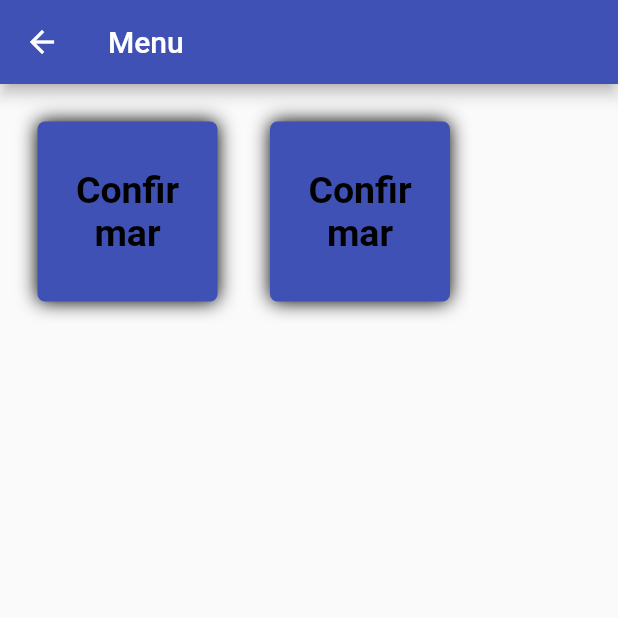
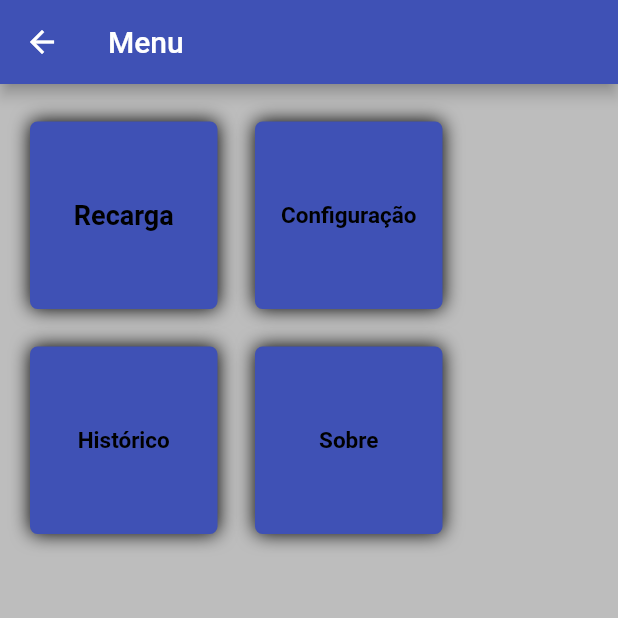
Before and after one commit to beliciobcardoso-zz/app_ticketsbus, a Flutter app: the MyMenu screen opened directly, on a phone screen of 412 x 824 dp, the top half of it. Run offline on Flutter 3.47's test engine with Material 2 defaults, Android fonts, the phone set to English and light mode, and no system bars; our stand-ins replace flutter_masked_text.

Commit message:
finalizado o menu

```diff
--- a/lib/pages/MyMenu.dart
+++ b/lib/pages/MyMenu.dart
@@ -1,4 +1,8 @@
 import 'package:flutter/material.dart';
+import 'Recarga.dart';
+import 'Config.dart';
+import 'Sobre.dart';
+import 'historico.dart';
 
 class MyMenu extends StatelessWidget {
   @override
@@ -8,6 +12,7 @@ class MyMenu extends StatelessWidget {
         title: Text("Menu"),
       ),
       body: Container(
+        color: Colors.grey[400],
         child: Column(
           children: <Widget>[
             Container(
@@ -15,13 +20,13 @@ class MyMenu extends StatelessWidget {
               child: Row(
                 children: <Widget>[
                   Container(
-                    margin: EdgeInsets.only(top: 25, left: 25, right: 10),
+                    margin: EdgeInsets.only(top: 25, left: 20, right: 10),
                     child: Column(
                       children: <Widget>[
                         Container(
                           alignment: AlignmentDirectional.center,
-                          width: 120,
-                          height: 120,
+                          width: 125,
+                          height: 125,
                           padding: EdgeInsets.only(
                             top: 1,
                             bottom: 1,
@@ -41,15 +46,22 @@ class MyMenu extends StatelessWidget {
                           child: SizedBox.expand(
                             child: FlatButton(
                               child: Text(
-                                "Confirmar",
+                                "Recarga",
                                 style: TextStyle(
                                   fontWeight: FontWeight.bold,
                                   color: Colors.black,
-                                  fontSize: 25,
+                                  fontSize: 18,
                                 ),
                                 textAlign: TextAlign.center,
                               ),
-                              onPressed: () {},
+                              onPressed: () {
+                                Navigator.push(
+                                  context,
+                                  MaterialPageRoute(
+                                    builder: (context) => Recarga(),
+                                  ),
+                                );
+                              },
                             ),
                           ),
                         ),
@@ -57,13 +69,13 @@ class MyMenu extends StatelessWidget {
                     ),
                   ),
                   Container(
-                    margin: EdgeInsets.only(top: 25, left: 25),
+                    margin: EdgeInsets.only(top: 25, left: 15),
                     child: Column(
                       children: <Widget>[
                         Container(
                           alignment: AlignmentDirectional.center,
-                          width: 120,
-                          height: 120,
+                          width: 125,
+                          height: 125,
                           padding: EdgeInsets.only(
                             top: 1,
                             bottom: 1,
@@ -83,15 +95,22 @@ class MyMenu extends StatelessWidget {
                           child: SizedBox.expand(
                             child: FlatButton(
                               child: Text(
-                                "Confirmar",
+                                "Configuração",
                                 style: TextStyle(
                                   fontWeight: FontWeight.bold,
                                   color: Colors.black,
-                                  fontSize: 25,
+                                  fontSize: 15,
                                 ),
                                 textAlign: TextAlign.center,
                               ),
-                              onPressed: () {},
+                              onPressed: () {
+                                Navigator.push(
+                                  context,
+                                  MaterialPageRoute(
+                                    builder: (context) => MyConfig(),
+                                  ),
+                                );
+                              },
                             ),
                           ),
                         ),
@@ -100,7 +119,111 @@ class MyMenu extends StatelessWidget {
                   ),
                 ],
               ),
-            )
+            ),
+            Container(
+              child: Row(
+                children: <Widget>[
+                  Container(
+                    margin: EdgeInsets.only(top: 25, left: 20, right: 10),
+                    child: Column(
+                      children: <Widget>[
+                        Container(
+                          alignment: AlignmentDirectional.center,
+                          width: 125,
+                          height: 125,
+                          padding: EdgeInsets.only(
+                            top: 1,
+                            bottom: 1,
+                          ),
+                          decoration: BoxDecoration(
+                            borderRadius: BorderRadius.all(
+                              Radius.circular(5),
+                            ),
+                            color: Colors.indigo,
+                            boxShadow: [
+                              BoxShadow(
+                                color: Colors.black,
+                                blurRadius: 10,
+                              ),
+                            ],
+                          ),
+                          child: SizedBox.expand(
+                            child: FlatButton(
+                              child: Text(
+                                "Histórico",
+                                style: TextStyle(
+                                  fontWeight: FontWeight.bold,
+                                  color: Colors.black,
+                                  fontSize: 15,
+                                ),
+                                textAlign: TextAlign.center,
+                              ),
+                              onPressed: () {
+                                Navigator.push(
+                                  context,
+                                  MaterialPageRoute(
+                                    builder: (context) => HistoricoRecarga(),
+                                  ),
+                                );
+                              },
+                            ),
+                          ),
+                        ),
+                      ],
+                    ),
+                  ),
+                  Container(
+                    margin: EdgeInsets.only(top: 25, left: 15),
+                    child: Column(
+                      children: <Widget>[
+                        Container(
+                          alignment: AlignmentDirectional.center,
+                          width: 125,
+                          height: 125,
+                          padding: EdgeInsets.only(
+                            top: 1,
+                            bottom: 1,
+                          ),
+                          decoration: BoxDecoration(
+                            borderRadius: BorderRadius.all(
+                              Radius.circular(5),
+                            ),
+                            color: Colors.indigo,
+                            boxShadow: [
+                              BoxShadow(
+                                color: Colors.black,
+                                blurRadius: 10,
+                              ),
+                            ],
+                          ),
+                          child: SizedBox.expand(
+                            child: FlatButton(
+                              child: Text(
+                                "Sobre",
+                                style: TextStyle(
+                                  fontWeight: FontWeight.bold,
+                                  color: Colors.black,
+                                  fontSize: 15,
+                                ),
+                                textAlign: TextAlign.center,
+                              ),
+                              onPressed: () {
+                                Navigator.push(
+                                  context,
+                                  MaterialPageRoute(
+                                    builder: (context) => Sobre(),
+                                  ),
+                                );
+                              },
+                            ),
+                          ),
+                        ),
+                      ],
+                    ),
+                  ),
+                ],
+              ),
+            ),
           ],
         ),
       ),
```
Also changed, not shown: lib/pages/MyHomePage.dart (+1 -20 lines), lib/pages/Sobre.dart (added, +23 -0 lines).
